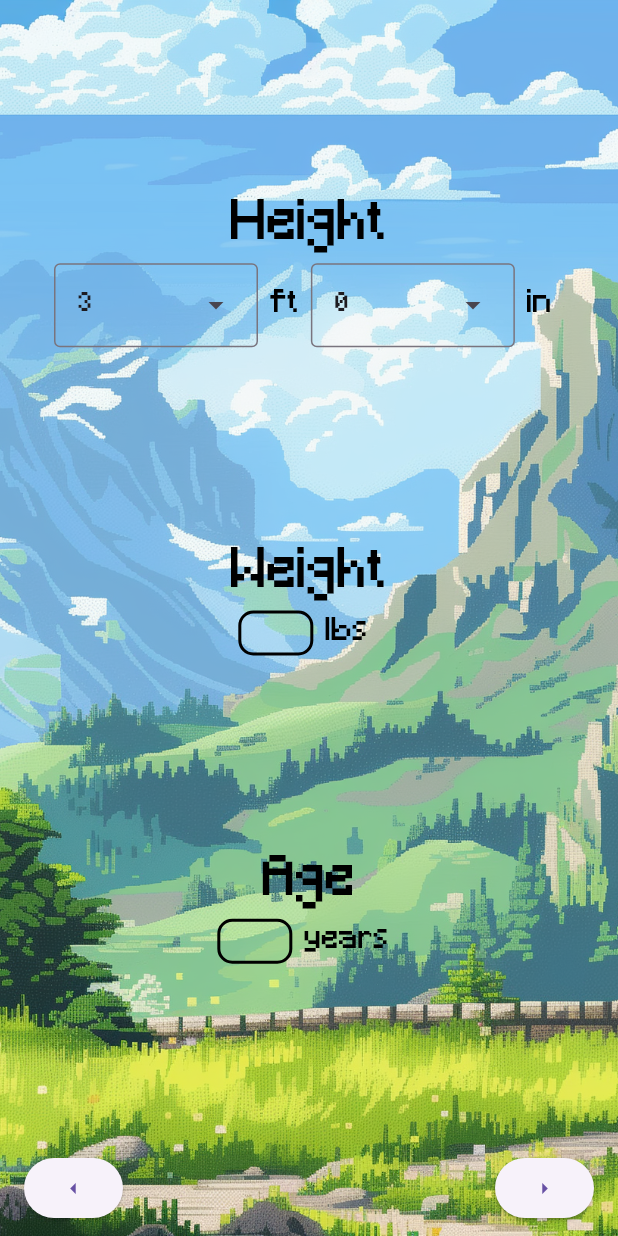
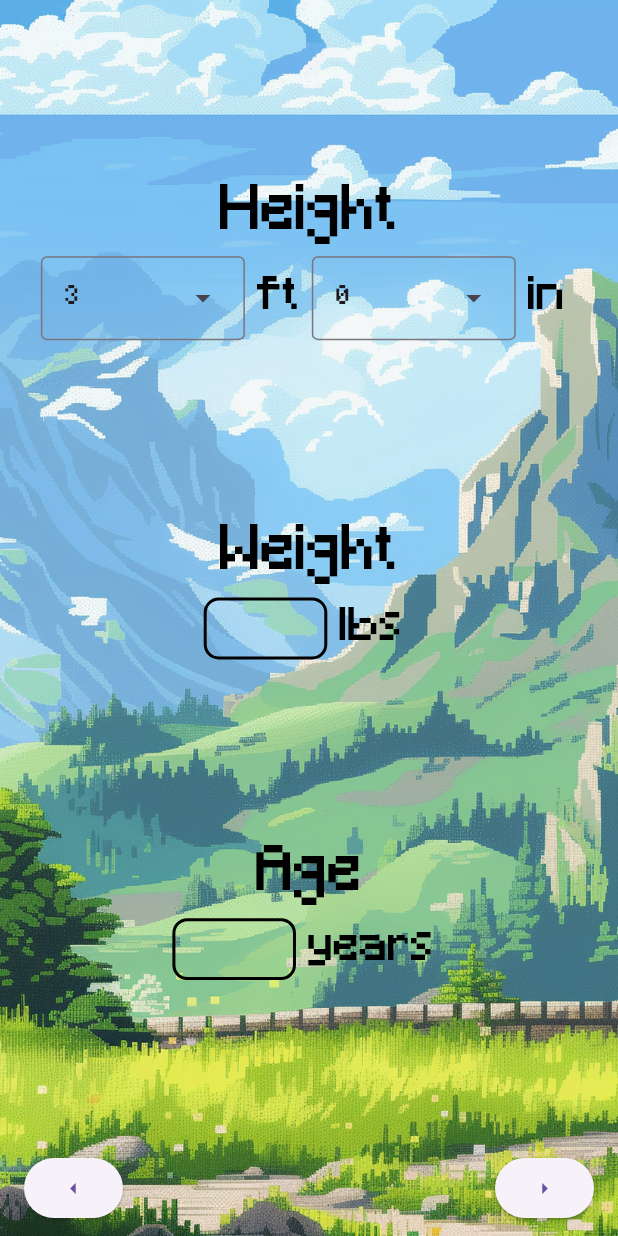
Before and after one commit to arexma/cs125-taskpals, a Flutter app: the screen it shows after launch, swiped to page 2, on a phone screen of 412 x 824 dp. Run offline on Flutter 3.47's test engine with Material 3 defaults, Android fonts, the phone set to English and light mode, and no system bars; our stand-ins replace cloud_firestore, device_info_plus, firebase_core, flutter_dotenv, google_nav_bar, image_picker and 3 more; missing offline and left inert: android_id, health, pixelarticons; accounts and stored records are empty; statements that could not run were skipped.

Commit message:
Prettify biometrics page, removed ability to scroll between first few pages (need to use buttons)

```diff
--- a/lib/screens/first_time_user/biometrics.dart
+++ b/lib/screens/first_time_user/biometrics.dart
@@ -50,8 +50,9 @@ class _Biometrics extends State<Biometrics> {
                 : widget.savedInfo['age'] == -1
                     ? ''
                     : widget.savedInfo['age'].toString(),
-            boxWidth: 50.0,
-            boxHeight: 30.0,
+            boxWidth: MediaQuery.of(context).size.width * 0.20,
+            boxHeight: MediaQuery.of(context).size.height * 0.05,
+            textSize: 18.0,
             textAlignment: Alignment.center,
             callback: (dynamic value) {
               String key = field == 'lbs' ? 'weight' : 'age';
@@ -78,7 +79,7 @@ class _Biometrics extends State<Biometrics> {
           field,
           style: const TextStyle(
             color: Colors.black,
-            fontSize: 20.0,
+            fontSize: 30.0,
           ),
         ),
       ));
@@ -111,7 +112,7 @@ class _Biometrics extends State<Biometrics> {
                 'Height',
                 style: TextStyle(
                   color: Colors.black,
-                  fontSize: 35.0,
+                  fontSize: 40.0,
                 ),
               ),
               rowGenerator(['ft', 'in']),
@@ -120,7 +121,7 @@ class _Biometrics extends State<Biometrics> {
                 'Weight',
                 style: TextStyle(
                   color: Colors.black,
-                  fontSize: 35.0,
+                  fontSize: 40.0,
                 ),
               ),
               rowGenerator(['lbs']),
@@ -129,7 +130,7 @@ class _Biometrics extends State<Biometrics> {
                 'Age',
                 style: TextStyle(
                   color: Colors.black,
-                  fontSize: 35.0,
+                  fontSize: 40.0,
                 ),
               ),
               rowGenerator(['years']),
--- a/lib/screens/first_time_user/first_time_user.dart
+++ b/lib/screens/first_time_user/first_time_user.dart
@@ -46,6 +46,7 @@ class _FirstTimeUser extends State<FirstTimeUser> {
   Widget build(BuildContext context) {
     return PageView(
       controller: pageController,
+      physics: const NeverScrollableScrollPhysics(),
       children: [
         Name(
           savedInfo: {
```
